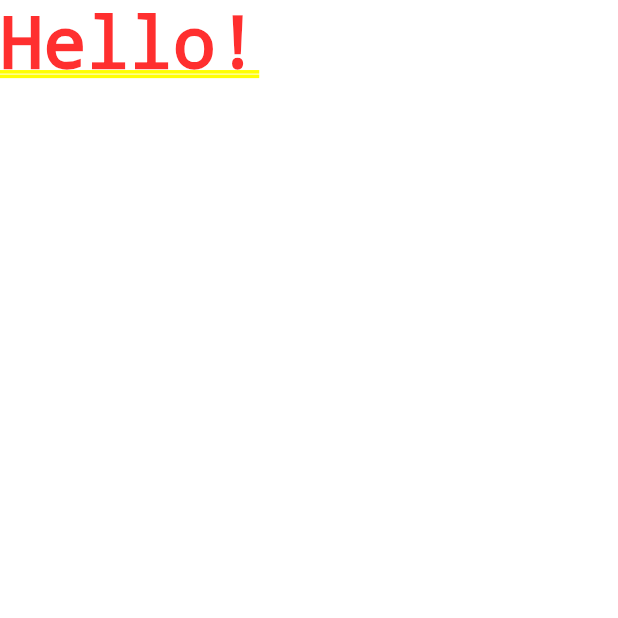
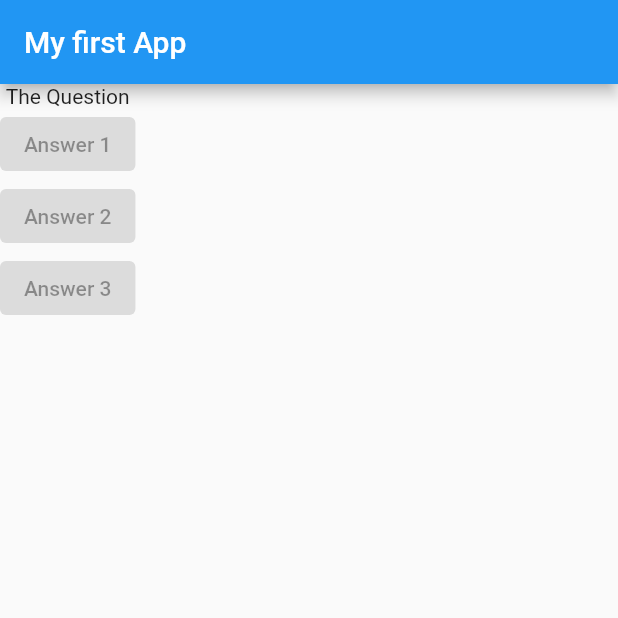
Before and after one commit to Nalince/flutter-training, a Flutter app: the screen it shows after launch, on a phone screen of 412 x 824 dp, the top half of it. Run offline on Flutter 3.47's test engine with Material 2 defaults, Android fonts, the phone set to English and light mode, and no system bars.

```diff
--- a/lib/main.dart
+++ b/lib/main.dart
@@ -1,15 +1,38 @@
 import 'package:flutter/material.dart';
 
-void main(){
+void main() {
   runApp(const MyApp());
 }
-
 
 class MyApp extends StatelessWidget {
   const MyApp({super.key});
 
   @override
-  Widget build(BuildContext context){
-    return const MaterialApp(home: Text('Hello!'),);
+  Widget build(BuildContext context) {
+    return MaterialApp(
+      home: Scaffold(
+        appBar: AppBar(
+          title: const Text("My first App"),
+        ),
+        body: Column(
+          // ignore: prefer_const_literals_to_create_immutables
+          children: <Widget>[
+            const Text('The Question'),
+            const ElevatedButton(
+              onPressed: null,
+              child: Text('Answer 1'),
+            ),
+            const ElevatedButton(
+              onPressed: null,
+              child: Text('Answer 2'),
+            ),
+            const ElevatedButton(
+              onPressed: null,
+              child: Text('Answer 3'),
+            ),
+          ],
+        ),
+      ),
+    );
   }
 }
```
